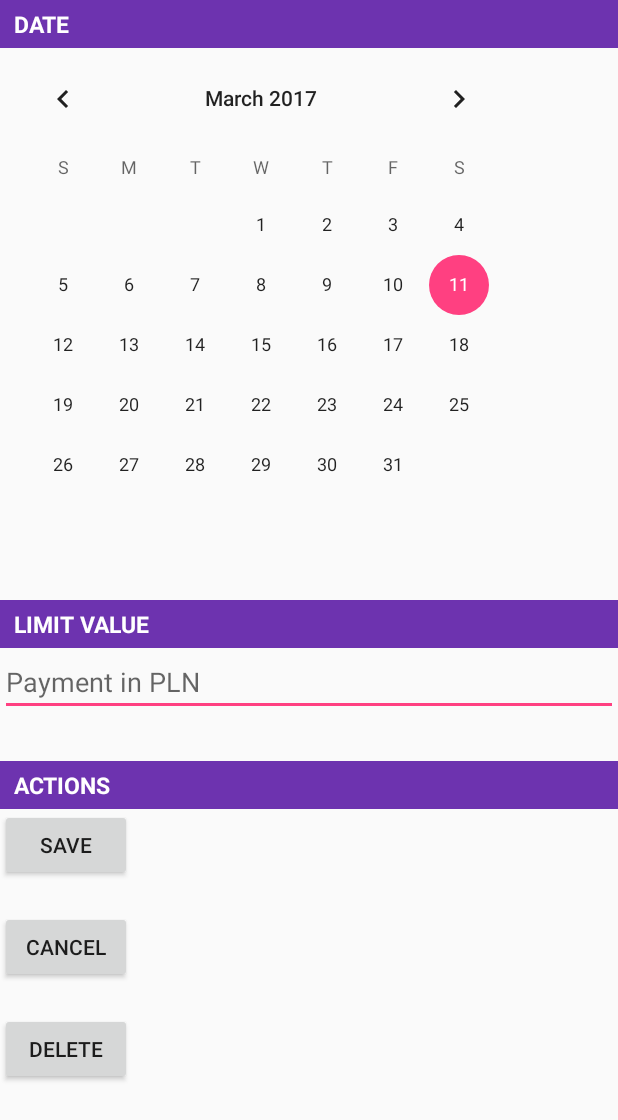
After one commit to matigrab/MyExSpencer, an Android app: the layout content_limit.xml on its own in the app's theme, with its tools: preview values and no code run, on a phone screen of 412 x 824 dp. The commit adds this screen. Shown: the top 1120 px of the screen. Run offline under Robolectric (Android 15) with nearby library versions, the phone set to English and light mode, and no system bars; network calls fail.

Commit message:
Limits UI and handling implemented

```diff
--- a/app/src/main/java/com/matpaw/myexspencer/viewhandler/ExpenseViewHandler.java
+++ b/app/src/main/java/com/matpaw/myexspencer/viewhandler/ExpenseViewHandler.java
@@ -166,6 +166,7 @@ public class ExpenseViewHandler {
         valueInPLNEditText.setText(""+expense.getValueInPLN());
         disableAutoCurrencyExchangeCheckBox.setChecked(false);
         bankConfirmationCheckBox.setChecked(expense.isConfirmedByBank());
+        dateFromCalendarView = expense.getDate();
 
         reloadExchangeRate();
         initButtons(expense.getId());
@@ -181,6 +182,7 @@ public class ExpenseViewHandler {
         valueInPLNEditText.setText("");
         disableAutoCurrencyExchangeCheckBox.setChecked(false);
         bankConfirmationCheckBox.setChecked(false);
+        dateFromCalendarView = new Date();
     }
 
     private void reloadExchangeRate() {
--- a/app/src/main/res/layout/app_bar_main.xml
+++ b/app/src/main/res/layout/app_bar_main.xml
@@ -32,6 +32,8 @@
             <include layout="@layout/content_status" />
             <include layout="@layout/content_expenses"/>
             <include layout="@layout/content_expense"/>
+            <include layout="@layout/content_limits"/>
+            <include layout="@layout/content_limit"/>
 
         </ViewFlipper>
     </LinearLayout>
--- /dev/null
+++ b/app/src/main/res/layout/content_limit.xml
@@ -0,0 +1,72 @@
+<?xml version="1.0" encoding="utf-8"?>
+<android.support.constraint.ConstraintLayout
+    xmlns:android="http://schemas.android.com/apk/res/android"
+    xmlns:tools="http://schemas.android.com/tools"
+    xmlns:app="http://schemas.android.com/apk/res-auto"
+    android:layout_width="match_parent"
+    android:layout_height="match_parent"
+    app:layout_behavior="@string/appbar_scrolling_view_behavior"
+    tools:showIn="@layout/app_bar_main"
+    tools:context="com.matpaw.myexspencer.MainActivity">
+
+    <LinearLayout
+        android:id="@+id/limit_container"
+        android:layout_width="match_parent"
+        android:layout_height="match_parent"
+        android:orientation="vertical">
+        <ScrollView
+            android:layout_width="match_parent"
+            android:layout_height="match_parent"
+            android:fillViewport="true">
+            <LinearLayout
+                android:layout_width="match_parent"
+                android:layout_height="match_parent"
+                android:orientation="vertical">
+                <TextView
+                    style="@style/Header"
+                    android:layout_marginTop="0dp"
+                    android:text=" DATE"/>
+                <CalendarView
+                    android:layout_width="wrap_content"
+                    android:layout_height="wrap_content"
+                    android:id="@+id/limit_calendar"></CalendarView>
+
+                <TextView
+                    style="@style/Header"
+                    android:text=" LIMIT VALUE"/>
+                <EditText
+                    android:layout_width="match_parent"
+                    android:layout_height="wrap_content"
+                    android:hint="Payment in PLN"
+                    android:inputType="numberDecimal"
+                    android:id="@+id/limit_value_in_pln"/>
+
+                <TextView
+                    style="@style/Header"
+                    android:text=" ACTIONS"/>
+                <Button
+                    android:layout_width="wrap_content"
+                    android:layout_height="wrap_content"
+                    android:text="Save"
+                    android:id="@+id/save_limit"/>
+
+                <Button
+                    android:layout_width="wrap_content"
+                    android:layout_height="wrap_content"
+                    android:layout_marginTop="20dp"
+                    android:text="Cancel"
+                    android:id="@+id/cancel_from_limit"/>
+
+                <Button
+                    android:layout_width="wrap_content"
+                    android:layout_height="wrap_content"
+                    android:layout_marginTop="20dp"
+                    android:text="Delete"
+                    android:id="@+id/delete_limit"/>
+            </LinearLayout>
+        </ScrollView>
+    </LinearLayout>
+
+
+
+</android.support.constraint.ConstraintLayout>
```
Also changed, not shown: app/src/main/java/com/matpaw/myexspencer/MainActivity.java (+46 -1 lines), app/src/main/java/com/matpaw/myexspencer/cache/DataCache.java (+5 -19 lines), app/src/main/java/com/matpaw/myexspencer/model/Limit.java (+7 -1 lines), app/src/main/java/com/matpaw/myexspencer/viewhandler/LimitViewHandler.java (added, +185 -0 lines), app/src/main/java/com/matpaw/myexspencer/viewhandler/LimitsViewHandler.java (added, +55 -0 lines), app/src/main/res/layout/content_limits.xml (added, +35 -0 lines).
